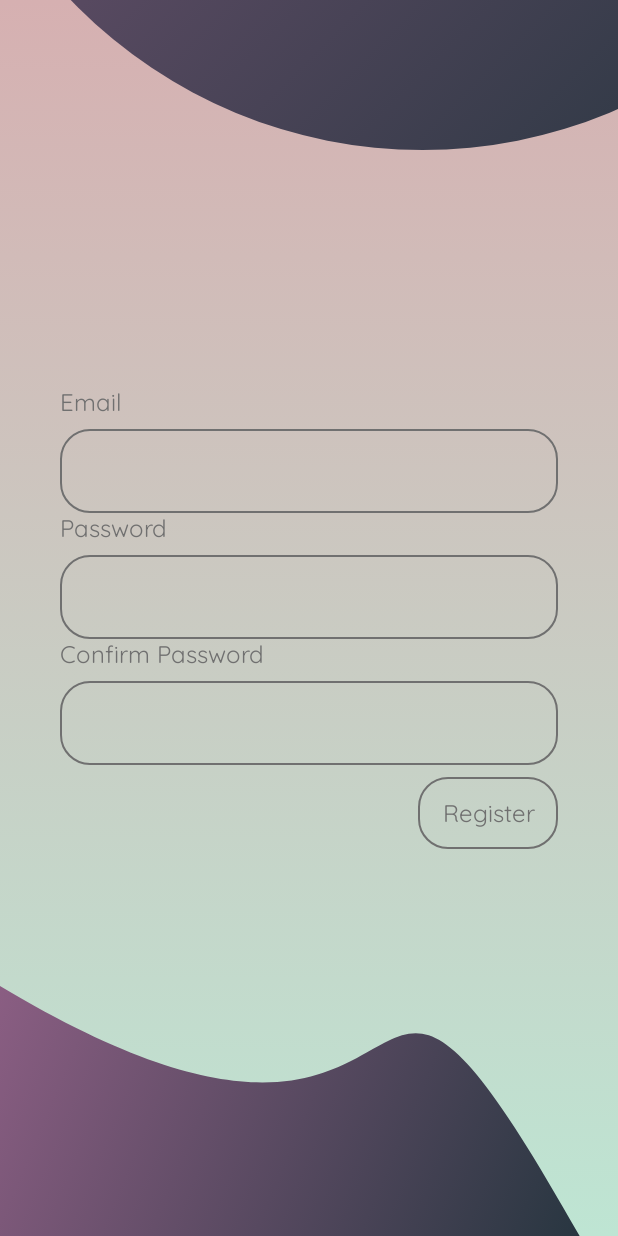
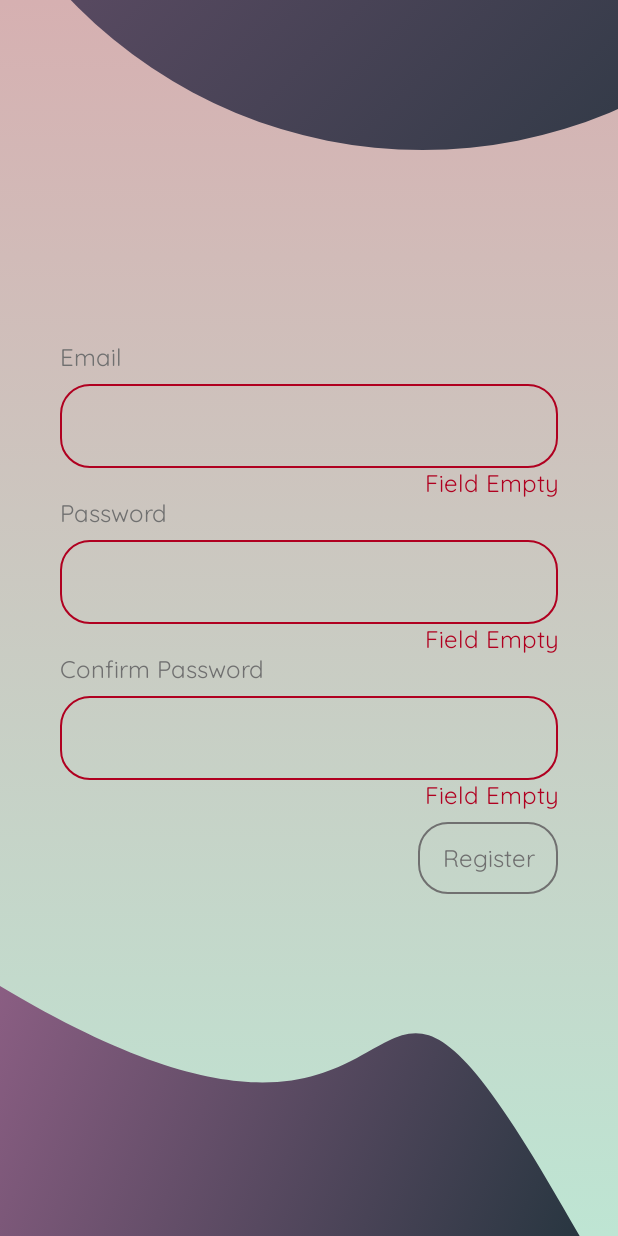
Before and after one commit to OzolsUgis/FoundMe, an Android app built with Jetpack Compose: the screen it shows after launch (MainActivity), after a tap on "Register", on a phone screen of 412 x 824 dp. Run offline under Robolectric (Android 15) with nearby library versions, the phone set to English and light mode, and no system bars; our stand-ins replace Dagger/Hilt's generated code, Timber, livedata-compose; 2 statements that could not run were skipped.

```diff
--- a/app/src/main/java/com/ugisozols/foundme/auth_feature/data/remote/AuthApi.kt
+++ b/app/src/main/java/com/ugisozols/foundme/auth_feature/data/remote/AuthApi.kt
@@ -10,7 +10,7 @@ import retrofit2.http.POST
 
 interface AuthApi {
 
-        @POST("/api/user/crate")
+        @POST("/api/user/create")
         suspend fun register(
             @Body request: CreateAccountRequest
         ): MainApiResponse<Unit>
--- a/app/src/main/java/com/ugisozols/foundme/auth_feature/presentation/register/RegisterScreen.kt
+++ b/app/src/main/java/com/ugisozols/foundme/auth_feature/presentation/register/RegisterScreen.kt
@@ -1,34 +1,69 @@
 package com.ugisozols.foundme.auth_feature.presentation.register
 
+import android.content.Context
 import androidx.compose.foundation.background
 import androidx.compose.foundation.layout.*
-import androidx.compose.material.MaterialTheme
-import androidx.compose.material.Text
+import androidx.compose.material.*
 import androidx.compose.runtime.Composable
+import androidx.compose.runtime.LaunchedEffect
+import androidx.compose.runtime.collectAsState
 import androidx.compose.runtime.getValue
 import androidx.compose.runtime.livedata.observeAsState
 import androidx.compose.ui.Alignment
 import androidx.compose.ui.Modifier
 import androidx.compose.ui.graphics.Brush
+import androidx.compose.ui.graphics.Color
+import androidx.compose.ui.platform.LocalContext
 import androidx.compose.ui.res.stringResource
 import androidx.compose.ui.text.input.KeyboardType
+import androidx.compose.ui.tooling.preview.Preview
 import androidx.compose.ui.unit.dp
 import androidx.navigation.NavController
 import androidx.hilt.navigation.compose.hiltViewModel
+import androidx.lifecycle.viewmodel.compose.viewModel
 import com.ugisozols.foundme.R
 import com.ugisozols.foundme.auth_feature.presentation.components.AuthButton
 import com.ugisozols.foundme.auth_feature.presentation.components.AuthSpacer
 import com.ugisozols.foundme.auth_feature.presentation.register.util.RegistrationProcess
+import com.ugisozols.foundme.auth_feature.util.AuthError
 import com.ugisozols.foundme.core.presentation.components.StandardTextField
+import com.ugisozols.foundme.core.presentation.components.UiAction
 import com.ugisozols.foundme.core.presentation.ui.theme.authFieldPaddingSize
 import com.ugisozols.foundme.core.presentation.ui.theme.mainGradient
 import com.ugisozols.foundme.core.presentation.ui.theme.shapes.CircleShape
 import com.ugisozols.foundme.core.presentation.ui.theme.shapes.DecorativeCircleCut
+import com.ugisozols.foundme.core.presentation.ui.theme.textColor
+import com.ugisozols.foundme.core.util.TextMessage
+import kotlinx.coroutines.coroutineScope
+import kotlinx.coroutines.flow.collectLatest
+import timber.log.Timber
 
 @Composable
 fun RegisterScreen(
-    navController: NavController
+    navController: NavController,
+    scaffoldState : ScaffoldState,
+    viewModel : RegisterViewModel = hiltViewModel()
 ){
+
+    val context = LocalContext.current
+    LaunchedEffect(key1 = true){
+        Timber.d("This is when you should see snackbar")
+        viewModel.event.collectLatest {
+            when(it){
+                is UiAction.ShowSnackbar -> {
+                    scaffoldState.snackbarHostState.showSnackbar(
+                        message = "Test",
+                        "Test",
+                        SnackbarDuration.Long
+                    )
+                }
+            }
+        }
+    }
+
+
+    Box(modifier = Modifier.fillMaxSize()){
+
         Column(
             Modifier
                 .fillMaxSize()
@@ -50,6 +85,7 @@ fun RegisterScreen(
             horizontalAlignment = Alignment.CenterHorizontally,
             verticalArrangement = Arrangement.Center
         ) {
+
             RegisterInputSection(modifier = Modifier.align(Alignment.Start))
             PasswordInputSection(modifier = Modifier.align(Alignment.Start))
             ConfirmPasswordInputSection(modifier= Modifier.align(Alignment.Start))
@@ -58,6 +94,23 @@ fun RegisterScreen(
         }
 
     }
+    }
+
+
+@Composable
+fun TextMessage.asString(): String {
+    return when (this){
+        is TextMessage.SimpleString -> this.value
+        is TextMessage.StringFromResources -> stringResource(id = this.id)
+    }
+}
+fun TextMessage.asString(context: Context): String {
+    return when (this){
+        is TextMessage.SimpleString -> this.value
+        is TextMessage.StringFromResources -> context.getString(this.id)
+    }
+}
+
 
 @Composable
 fun RegisterInputSection(
@@ -75,6 +128,15 @@ fun RegisterInputSection(
         text = email.text,
         onValueChange = { input ->
             viewModel.onEvent(RegistrationProcess.EmailInput(input))
+        },
+        error = when(email.error){
+            is AuthError.InvalidEmail ->{
+                stringResource(id = R.string.auth_invalid_email)
+            }
+            is AuthError.FieldEmpty ->{
+                stringResource(id = R.string.field_empty)
+            }
+            else -> ""
         }
     )
 }
@@ -85,7 +147,7 @@ fun PasswordInputSection(
     modifier: Modifier,
     viewModel: RegisterViewModel = hiltViewModel()
 ){
-    val passwordState = viewModel.passwordState.value
+    val password = viewModel.passwordState.value
     Text(
         text = stringResource(id = R.string.auth_password),
         modifier = modifier,
@@ -93,9 +155,18 @@ fun PasswordInputSection(
     )
     AuthSpacer()
     StandardTextField(
-        text = passwordState.text ,
+        text = password.text ,
         onValueChange = { input ->
             viewModel.onEvent(RegistrationProcess.PasswordInput(input))
+        },
+        error = when(password.error) {
+            is AuthError.FieldEmpty -> {
+                stringResource(id = R.string.field_empty)
+            }
+            is AuthError.PasswordTooShort -> {
+                stringResource(id = R.string.auth_password_too_short)
+            }
+            else -> ""
         },
         isVisible = false,
         keyboardInput = KeyboardType.Password
@@ -108,7 +179,7 @@ fun ConfirmPasswordInputSection(
     modifier: Modifier,
     viewModel: RegisterViewModel = hiltViewModel()
 ){
-    val confirmedPasswordState = viewModel.confirmedPasswordState.value
+    val confirmedPassword = viewModel.confirmedPasswordState.value
     Text(
         text = stringResource(id = R.string.auth_confirmed_password),
         modifier = modifier,
@@ -116,9 +187,18 @@ fun ConfirmPasswordInputSection(
     )
     AuthSpacer()
     StandardTextField(
-        text = confirmedPasswordState.text,
+        text = confirmedPassword.text,
         onValueChange = { input ->
             viewModel.onEvent(RegistrationProcess.ConfirmedPasswordInput(input))
+        },
+        error = when(confirmedPassword.error) {
+            is AuthError.FieldEmpty -> {
+                stringResource(id = R.string.field_empty)
+            }
+            is AuthError.PasswordsDoNotMatch -> {
+                stringResource(id = R.string.auth_passwords_do_not_match)
+            }
+            else -> ""
         },
         isVisible = false,
         keyboardInput = KeyboardType.Password
@@ -130,11 +210,18 @@ fun RegisterUserButton(
     modifier: Modifier,
     viewModel: RegisterViewModel = hiltViewModel()
 ){
+    val registerState = viewModel.registrationProcessState.value
+    Row(modifier = modifier) {
+        if(registerState.isLoading)
+        CircularProgressIndicator(modifier = modifier.size(35.dp), color = textColor)
+        Spacer(modifier = modifier.width(10.dp))
         AuthButton(
             modifier = modifier,
             buttonText = stringResource(id = R.string.auth_register_button),
             onButtonClick = {
                 viewModel.onEvent(RegistrationProcess.Register)
+
             }
         )
     }
+}
--- a/app/src/main/java/com/ugisozols/foundme/auth_feature/presentation/register/RegisterViewModel.kt
+++ b/app/src/main/java/com/ugisozols/foundme/auth_feature/presentation/register/RegisterViewModel.kt
@@ -8,14 +8,18 @@ import com.ugisozols.foundme.R
 import com.ugisozols.foundme.auth_feature.domain.use_case.RegisterUseCase
 import com.ugisozols.foundme.auth_feature.presentation.register.util.RegistrationProcess
 import com.ugisozols.foundme.auth_feature.presentation.register.util.RegistrationProcessState
+import com.ugisozols.foundme.auth_feature.util.AuthError
 import com.ugisozols.foundme.core.domain.states.InputFieldState
 import com.ugisozols.foundme.core.presentation.components.UiAction
 import com.ugisozols.foundme.core.util.Resource
 import com.ugisozols.foundme.core.util.TextMessage
 import dagger.hilt.android.lifecycle.HiltViewModel
+import kotlinx.coroutines.delay
 import kotlinx.coroutines.flow.MutableSharedFlow
 import kotlinx.coroutines.flow.SharedFlow
+import kotlinx.coroutines.flow.asSharedFlow
 import kotlinx.coroutines.launch
+import timber.log.Timber
 import javax.inject.Inject
 
 @HiltViewModel
@@ -36,7 +40,8 @@ class RegisterViewModel @Inject constructor(
     val registrationProcessState : State<RegistrationProcessState> = _registerProcessState
 
     private val _event = MutableSharedFlow<UiAction>()
-    val event : SharedFlow<UiAction> = _event
+    val event = _event.asSharedFlow()
+
 
     fun onEvent(process : RegistrationProcess){
         when(process){
@@ -63,6 +68,7 @@ class RegisterViewModel @Inject constructor(
 
     fun register(){
         viewModelScope.launch {
+            _registerProcessState.value = RegistrationProcessState(isLoading = true)
             _emailState.value = emailState.value.copy(error = null)
             _passwordState.value = passwordState.value.copy(error = null)
             _confirmedPasswordState.value = confirmedPasswordState.value.copy(error = null)
@@ -92,6 +98,7 @@ class RegisterViewModel @Inject constructor(
             }
             when(registerResult.result){
                 is Resource.Success ->{
+                    Timber.d("This is fro success state")
                     _event.emit(
                         UiAction.ShowSnackbar(
                             TextMessage.StringFromResources(R.string.auth_successfully_registered)
--- a/app/src/main/java/com/ugisozols/foundme/core/presentation/MainActivity.kt
+++ b/app/src/main/java/com/ugisozols/foundme/core/presentation/MainActivity.kt
@@ -3,7 +3,10 @@ package com.ugisozols.foundme.core.presentation
 import android.os.Bundle
 import androidx.activity.ComponentActivity
 import androidx.activity.compose.setContent
+import androidx.compose.foundation.layout.fillMaxSize
 import androidx.compose.material.Surface
+import androidx.compose.material.rememberScaffoldState
+import androidx.compose.ui.Modifier
 import androidx.navigation.compose.rememberNavController
 import com.ugisozols.foundme.core.presentation.components.Navigation
 import com.ugisozols.foundme.core.presentation.ui.theme.FoundMeTheme
@@ -14,10 +17,11 @@ class MainActivity : ComponentActivity() {
     override fun onCreate(savedInstanceState: Bundle?) {
         super.onCreate(savedInstanceState)
             setContent {
-                FoundMeTheme(){
-                val navController = rememberNavController()
-                Surface(){
-                    navController.Navigation()
+                FoundMeTheme {
+                Surface(modifier = Modifier.fillMaxSize()){
+                    val navController = rememberNavController()
+                    val scaffoldState = rememberScaffoldState()
+                    navController.Navigation(scaffoldState)
                 }
             }
         }
--- a/app/src/main/java/com/ugisozols/foundme/core/presentation/components/Navigation.kt
+++ b/app/src/main/java/com/ugisozols/foundme/core/presentation/components/Navigation.kt
@@ -1,6 +1,7 @@
 package com.ugisozols.foundme.core.presentation.components
 
 import androidx.compose.foundation.layout.fillMaxSize
+import androidx.compose.material.ScaffoldState
 import androidx.compose.runtime.Composable
 import androidx.compose.ui.Modifier
 
@@ -13,7 +14,7 @@ import com.ugisozols.foundme.core.util.Screen
 
 @Composable
 fun NavHostController.Navigation(
-
+scaffoldState : ScaffoldState
 ){
    NavHost(
        navController = this,
@@ -21,7 +22,7 @@ fun NavHostController.Navigation(
        modifier = Modifier.fillMaxSize()
    ){
        composable(Screen.Register.route){
-           RegisterScreen(navController = this@Navigation)
+           RegisterScreen(navController = this@Navigation, scaffoldState)
        }
 
    }
--- a/app/src/main/java/com/ugisozols/foundme/core/presentation/components/StandartTextField.kt
+++ b/app/src/main/java/com/ugisozols/foundme/core/presentation/components/StandartTextField.kt
@@ -1,25 +1,26 @@
 package com.ugisozols.foundme.core.presentation.components
 
 import androidx.compose.foundation.border
+import androidx.compose.foundation.layout.Column
 import androidx.compose.foundation.layout.fillMaxWidth
 import androidx.compose.foundation.shape.RoundedCornerShape
 import androidx.compose.foundation.text.KeyboardOptions
+import androidx.compose.material.MaterialTheme
 import androidx.compose.material.Text
 import androidx.compose.material.TextField
 import androidx.compose.material.TextFieldDefaults
-import androidx.compose.runtime.Composable
+import androidx.compose.runtime.*
 import androidx.compose.ui.Modifier
+import androidx.compose.ui.graphics.Color
 import androidx.compose.ui.unit.dp
 import androidx.compose.ui.graphics.Shape
 import androidx.compose.ui.text.input.KeyboardType
 import androidx.compose.ui.text.input.PasswordVisualTransformation
 import androidx.compose.ui.text.input.VisualTransformation
+import androidx.compose.ui.text.style.TextAlign
 import androidx.compose.ui.tooling.preview.Preview
 import androidx.compose.ui.tooling.preview.PreviewParameter
-import com.ugisozols.foundme.core.presentation.ui.theme.roundedCornerShapeDimensions
-import com.ugisozols.foundme.core.presentation.ui.theme.standardTextFieldsBorderWidth
-import com.ugisozols.foundme.core.presentation.ui.theme.textColor
-import com.ugisozols.foundme.core.presentation.ui.theme.transparent
+import com.ugisozols.foundme.core.presentation.ui.theme.*
 
 @Composable
 fun StandardTextField(
@@ -32,11 +33,15 @@ fun StandardTextField(
     keyboardInput : KeyboardType = KeyboardType.Text,
     onValueChange : (String) -> Unit
 ){
+    Column() {
+        var boarderIndicatorColor by remember {
+            mutableStateOf(textColor)
+        }
         TextField(
             modifier = Modifier
                 .fillMaxWidth()
                 .border(
-                color = textColor,
+                    color = boarderIndicatorColor,
                     width = standardTextFieldsBorderWidth,
                     shape = RoundedCornerShape(
                         roundedCornerShapeDimensions
@@ -46,7 +51,8 @@ fun StandardTextField(
             colors = TextFieldDefaults.textFieldColors(
                 backgroundColor = transparent,
                 focusedIndicatorColor = transparent,
-            unfocusedIndicatorColor = transparent
+                unfocusedIndicatorColor = transparent,
+                errorIndicatorColor = transparent
             ),
             value = text,
             onValueChange = { input->
@@ -62,4 +68,20 @@ fun StandardTextField(
             }else PasswordVisualTransformation(),
             keyboardOptions = KeyboardOptions(keyboardType = keyboardInput)
         )
+        if(error.isNotEmpty()){
+            LaunchedEffect(key1 = true){
+                boarderIndicatorColor = errorColor
             }
+            Text(
+                text = error,
+                style = MaterialTheme.typography.body1,
+                color = MaterialTheme.colors.error,
+                textAlign = TextAlign.End,
+                modifier = Modifier.fillMaxWidth()
+            )
+
+        }
+    }
+
+
+}
--- a/app/src/main/java/com/ugisozols/foundme/core/presentation/ui/theme/Color.kt
+++ b/app/src/main/java/com/ugisozols/foundme/core/presentation/ui/theme/Color.kt
@@ -9,6 +9,7 @@ val mediumGreen = Color(0xFF3B5360)
 val darkGreen = Color (0xFF23343D)
 val textColor = Color(0xFF707070)
 val transparent = Color(0x000D6B0B1)
+val errorColor = Color(0xFFB00020)
 
 val mainGradient = listOf(lightPink, lightGreen)
 val objectGradient = listOf( purple,lightPink)
--- a/app/src/main/java/com/ugisozols/foundme/core/presentation/ui/theme/Type.kt
+++ b/app/src/main/java/com/ugisozols/foundme/core/presentation/ui/theme/Type.kt
@@ -30,7 +30,5 @@ val Typography = Typography(
         fontWeight = Bold,
         color = textColor,
         fontSize = 16.sp
-    ),
-
-
+    )
 )
--- a/app/src/main/res/values/strings.xml
+++ b/app/src/main/res/values/strings.xml
@@ -1,9 +1,15 @@
 <resources>
     <string name="app_name">FoundMe</string>
+    <string name="field_empty">Field Empty</string>
     <string name="auth_email">Email</string>
     <string name="auth_password">Password</string>
     <string name="auth_confirmed_password">Confirm Password</string>
     <string name="auth_register_button">Register</string>
     <string name="auth_successfully_registered">Registration completed</string>
     <string name="auth_unknown_error">Unknown error occurred</string>
+    <string name="auth_invalid_email">Invalid email</string>
+    <string name="auth_password_too_short">Minimum 8 characters</string>
+    <string name="auth_passwords_do_not_match">Passwords do not match</string>
+    <string name="server_not_found">Couldn\'t reach server</string>
+    <string name="server_something_went_wrong">Something went wrong</string>
 </resources>
```
Also changed, not shown: app/src/main/AndroidManifest.xml (+6 -1 lines), app/src/main/java/com/ugisozols/foundme/auth_feature/data/repository/AuthRepositoryImpl.kt (+26 -1 lines). Lines whose indentation alone changed are shown as unchanged.
